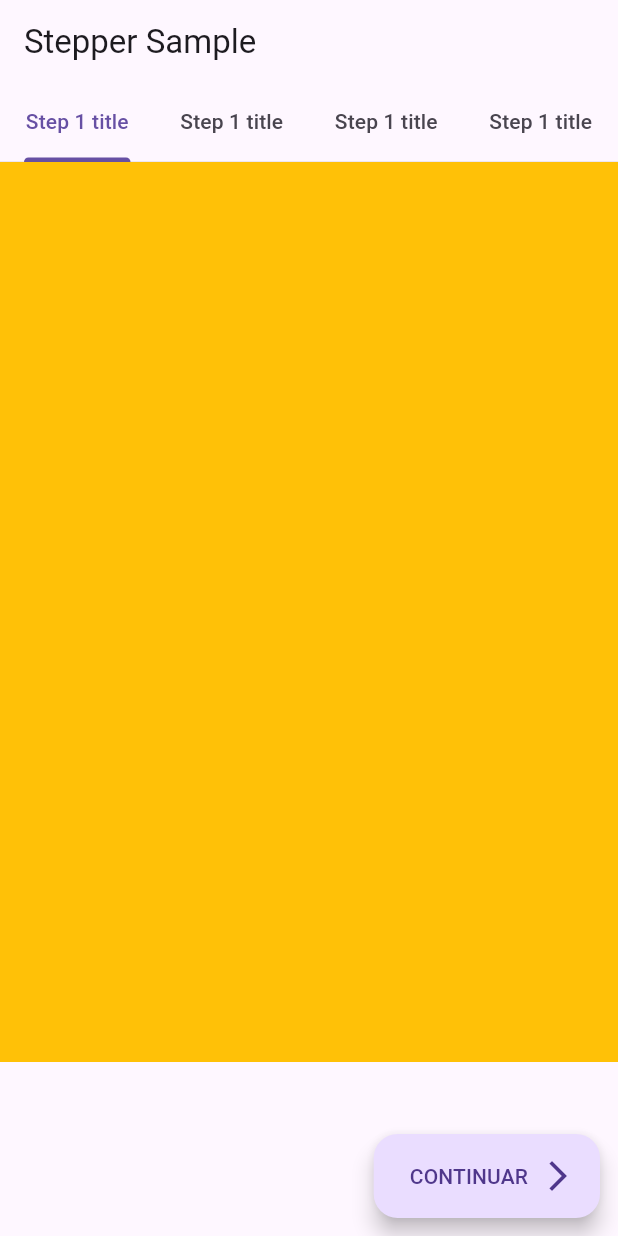
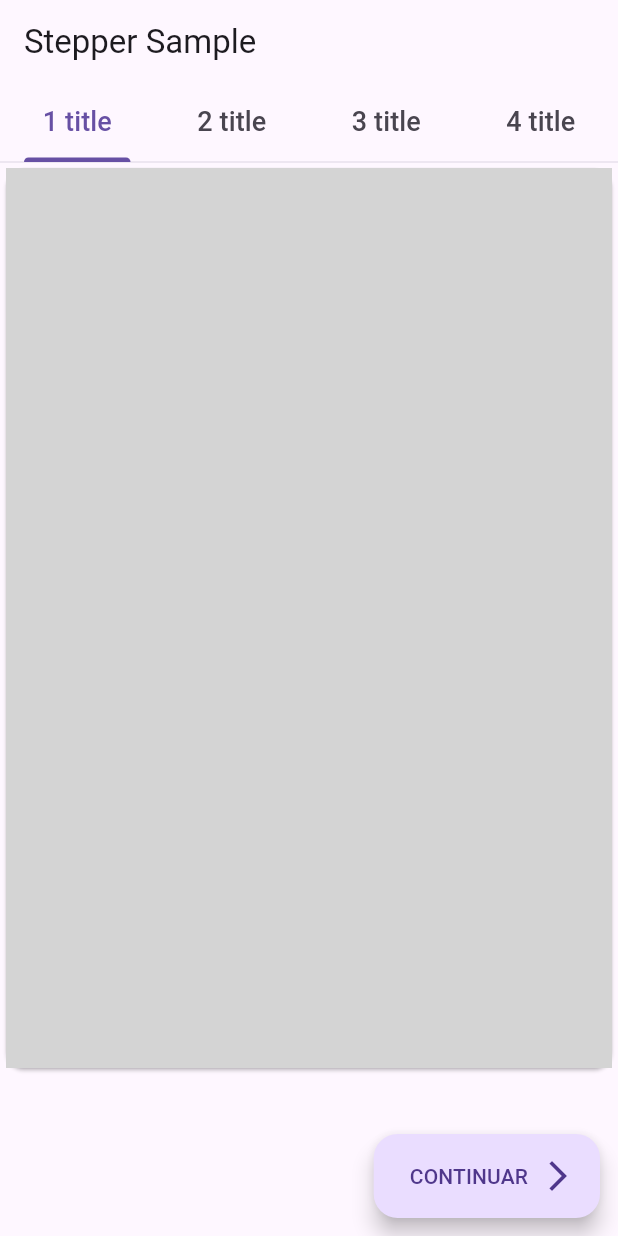
Before and after one commit to FernandoRFer/stepper_custom-, a Flutter app: the screen it shows after launch, on a phone screen of 412 x 824 dp. Run offline on Flutter 3.47's test engine with Material 3 defaults, Android fonts, the phone set to English and light mode, and no system bars; our stand-ins replace signals.

Commit message:
teste me layout

```diff
--- a/lib/main.dart
+++ b/lib/main.dart
@@ -54,39 +54,69 @@ class _StepperExampleState extends State<StepperExample> {
       },
       steps: <AppStep>[
         AppStep(
-          title: const Text('Step 11 title'),
+          title: const Text('1 title'),
           label: const SizedBox(
-              height: 50, child: Center(child: Text('Step 1 title'))),
-          content: Container(
-            height: 600,
-            color: Colors.amber,
+              height: 50,
+              child: Center(
+                  child: Text(
+                '1 title',
+                style: TextStyle(fontSize: 18),
+              ))),
+          content: Card(
+            child: Container(
+              height: 600,
+              color: const Color.fromARGB(255, 212, 212, 212),
+            ),
           ),
         ),
         AppStep(
-          title: const Text('Step 12 title'),
+          title: const Text('2 title'),
           label: const SizedBox(
-              height: 50, child: Center(child: Text('Step 1 title'))),
-          content: Container(
-            height: 600,
-            color: Colors.white,
+              height: 50,
+              child: Center(
+                  child: Text(
+                '2 title',
+                style: TextStyle(fontSize: 18),
+              ))),
+          content: Card(
+            child: Container(
+              height: 650,
+              color: const Color.fromARGB(255, 4, 84, 90),
+            ),
           ),
         ),
         AppStep(
-          title: const Text('Step 13 title'),
+          title: const Text('3 title'),
           label: const SizedBox(
-              height: 50, child: Center(child: Text('Step 1 title'))),
-          content: Container(
-            height: 700,
-            color: Colors.black,
+              height: 50,
+              child: Center(
+                  child: Text(
+                '3 title',
+                style: TextStyle(fontSize: 18),
+              ))),
+          content: Card(
+            child: Container(
+              height: 700,
+              color: Colors.black,
+            ),
           ),
         ),
         AppStep(
           label: const SizedBox(
-              height: 50, child: Center(child: Text('Step 1 title'))),
-          title: const Text('Step 2 title'),
-          content: Container(
-            height: 500,
-            color: Colors.red,
+              height: 50,
+              child: Center(
+                  child: Text(
+                '4 title',
+                style: TextStyle(fontSize: 18),
+              ))),
+          title: const Text(
+            '4 title',
+          ),
+          content: Card(
+            child: Container(
+              height: 500,
+              color: const Color.fromARGB(255, 82, 67, 66),
+            ),
           ),
         ),
       ],
```
Also changed, not shown: 2 other files.
